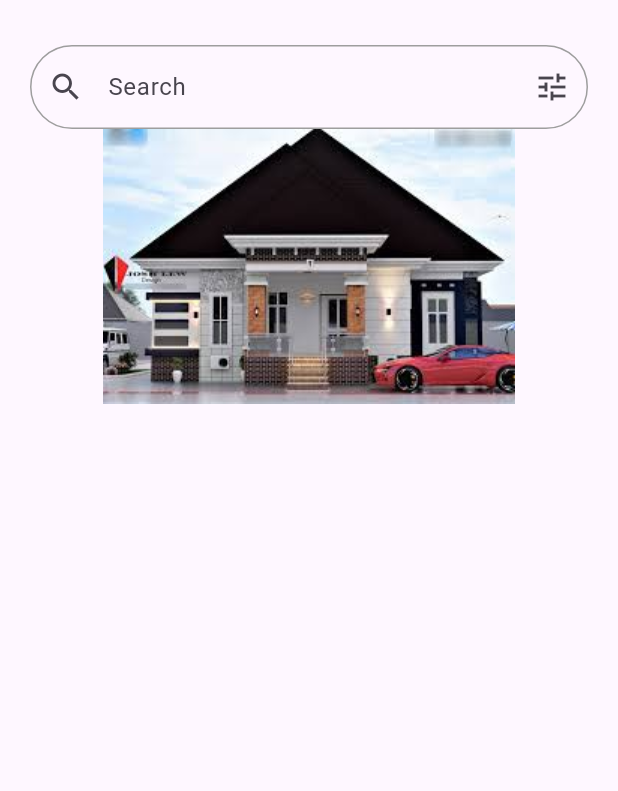
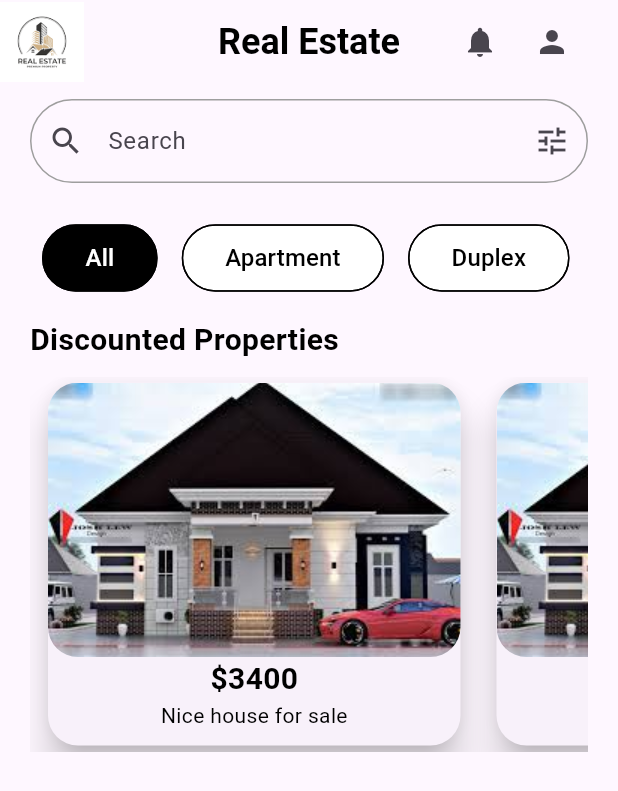
Before and after one commit to wisdomscode/realestate, a Flutter app: the HomePage screen opened directly, on a phone screen of 412 x 824 dp. Shown: the top 791 px of the screen. Run offline on Flutter 3.47's test engine with Material 3 defaults, Android fonts, the phone set to English and light mode, and no system bars.

Commit message:
Working on home page

```diff
--- a/lib/home_page.dart
+++ b/lib/home_page.dart
@@ -1,5 +1,6 @@
 import 'package:flutter/material.dart';
 import 'package:realestate/widgets/text_formfield.dart';
+import 'package:realestate/widgets/text_widget.dart';
 
 class HomePage extends StatefulWidget {
   const HomePage({super.key});
@@ -9,23 +10,130 @@ class HomePage extends StatefulWidget {
 }
 
 class _HomePageState extends State<HomePage> {
+  List<String> categories = ['All', 'Apartment', 'Duplex', 'Terrace', 'Plot', 'Bungalow'];
+  late String selectedCategory;
+
+  @override
+  void initState() {
+    super.initState();
+    selectedCategory = categories[0];
+  }
+
   @override
   Widget build(BuildContext context) {
-    return SafeArea(
-      child: Scaffold(
-        body: Padding(
-          padding: EdgeInsets.symmetric(horizontal: 20.0, vertical: 30),
-          child: Column(
-            children: [
-              CustomTextFormField(
-                prefixIcon: Icon(Icons.search),
-                hintText: 'Search',
-                suffixIcon: IconButton(onPressed: () {}, icon: Icon(Icons.tune)),
+    return GestureDetector(
+      onTap: () {
+        FocusScope.of(context).unfocus();
+      },
+      child: SafeArea(
+        child: Scaffold(
+          appBar: AppBar(
+            automaticallyImplyLeading: false,
+            leading: Image.asset('assets/images/realestate_logo.png'),
+            // leading: Icon(Icons.menu),
+
+            title: const Text(
+              'Real Estate',
+              style: TextStyle(
+                fontSize: 24,
+                color: Colors.black,
+                fontWeight: FontWeight.bold,
               ),
-              Image.asset(
-                "assets/images/house1.jpg",
-              )
+            ),
+            centerTitle: true,
+            actions: [
+              IconButton(onPressed: () {}, icon: const Icon(Icons.notifications)),
+              IconButton(onPressed: () {}, icon: const Icon(Icons.person)),
+              const SizedBox(width: 20),
             ],
+          ),
+          body: Padding(
+            padding: const EdgeInsets.symmetric(horizontal: 20.0, vertical: 10),
+            child: Column(
+              crossAxisAlignment: CrossAxisAlignment.start,
+              children: [
+                CustomTextFormField(
+                  prefixIcon: const Icon(Icons.search),
+                  hintText: 'Search',
+                  suffixIcon: IconButton(onPressed: () {}, icon: const Icon(Icons.tune)),
+                ),
+                const SizedBox(height: 20),
+                SizedBox(
+                  height: 60,
+                  child: ListView.builder(
+                    scrollDirection: Axis.horizontal,
+                    itemCount: categories.length,
+                    itemBuilder: (context, index) {
+                      final category = categories[index];
+                      return Padding(
+                        padding: const EdgeInsets.symmetric(horizontal: 8.0),
+                        child: GestureDetector(
+                          onTap: () {
+                            print(category);
+                            setState(() {
+                              selectedCategory = category;
+                            });
+                          },
+                          child: Chip(
+                            backgroundColor: selectedCategory == category ? Colors.black : Colors.white,
+                            padding: const EdgeInsets.symmetric(horizontal: 20, vertical: 10),
+                            label: Text(
+                              category,
+                              style: TextStyle(fontSize: 16, color: selectedCategory == category ? Colors.white : Colors.black),
+                            ),
+                            shape: RoundedRectangleBorder(borderRadius: BorderRadius.circular(30)),
+                            side: const BorderSide(color: Colors.black),
+                          ),
+                        ),
+                      );
+                    },
+                  ),
+                ),
+                const SizedBox(height: 10),
+                const CustomTextWidget(
+                  text: 'Discounted Properties',
+                  fontWeight: FontWeight.bold,
+                  fontSize: 20,
+                ),
+                const SizedBox(height: 10),
+                SizedBox(
+                  height: 250,
+                  child: ListView.builder(
+                    scrollDirection: Axis.horizontal,
+                    itemCount: 5,
+                    itemBuilder: (context, index) {
+                      // final houses = house[index];
+                      return Padding(
+                        padding: const EdgeInsets.symmetric(horizontal: 8.0),
+                        child: GestureDetector(
+                          onTap: () {},
+                          child: Card(
+                            elevation: 10,
+                            shape: RoundedRectangleBorder(borderRadius: BorderRadius.circular(20)),
+                            child: Column(
+                              children: [
+                                ClipRRect(
+                                  borderRadius: BorderRadius.circular(20), // Same radius as the Card
+                                  child: Image.asset('assets/images/house1.jpg'),
+                                ),
+                                const CustomTextWidget(
+                                  text: '\$3400',
+                                  fontWeight: FontWeight.bold,
+                                  fontSize: 20,
+                                ),
+                                const CustomTextWidget(
+                                  text: 'Nice house for sale',
+                                ),
+                              ],
+                            ),
+                          ),
+                        ),
+                      );
+                    },
+                  ),
+                ),
+              ],
+            ),
           ),
         ),
       ),
```
Also changed, not shown: assets/images/realestate_logo.png (added).
